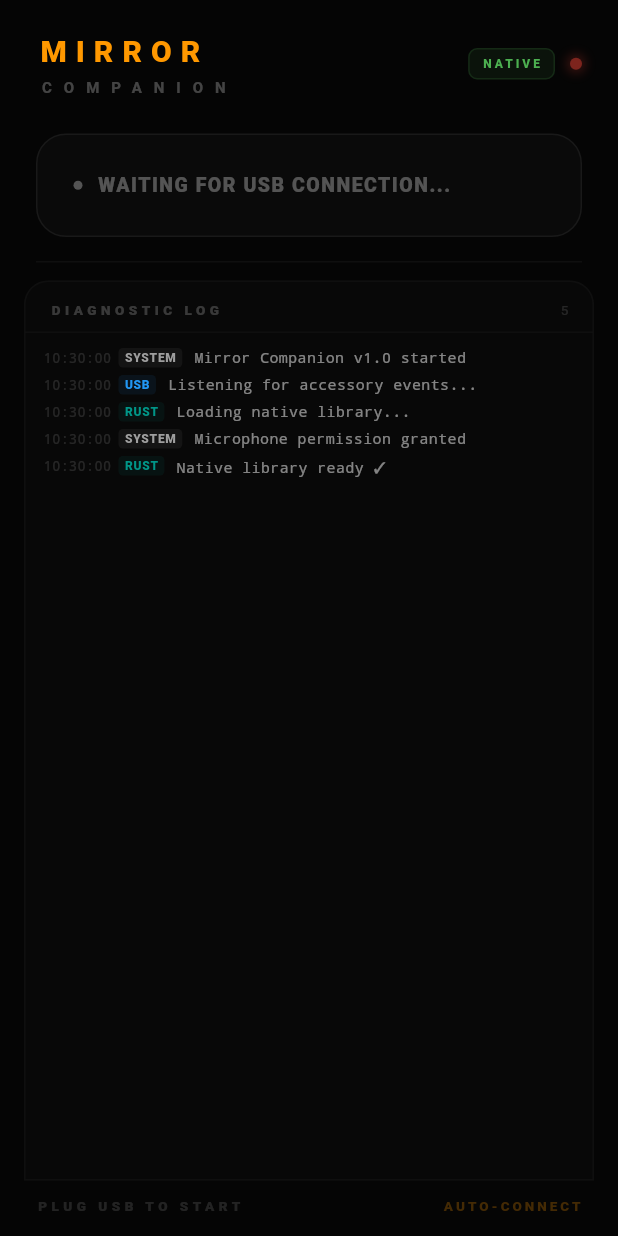
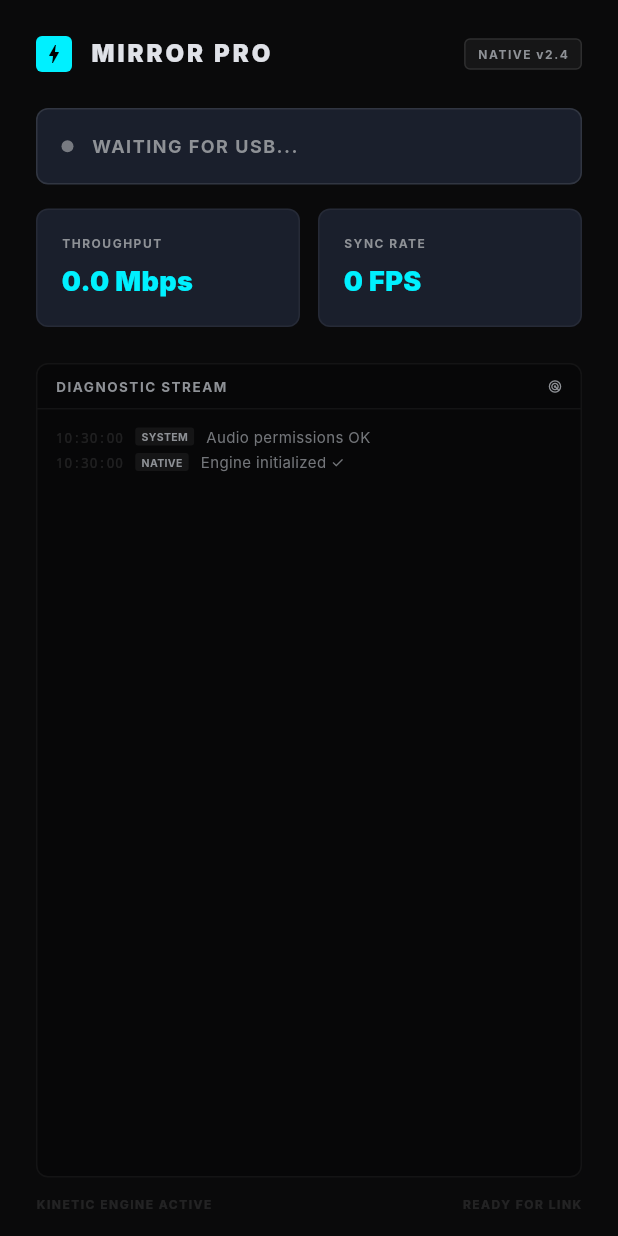
Before and after one commit to balaji-premkumar/screenmirror, a Flutter app: the screen it shows after launch, on a phone screen of 412 x 824 dp. Run offline on Flutter 3.47's test engine with Material 3 defaults, Android fonts, the phone set to English and light mode, and no system bars; our stand-ins replace permission_handler; missing offline and left inert: dart:ffi, flutter_rust_bridge; Roboto replaces fonts that are missing (Inter).

```diff
--- a/mobileApp/lib/main.dart
+++ b/mobileApp/lib/main.dart
@@ -6,13 +6,20 @@ import 'dart:convert';
 import 'src/rust/frb_generated.dart';
 import 'src/rust/api.dart' as rust_api;
 
+// Design Tokens (Kinetic Precision)
+const kPrimaryCyan = Color(0xFF00F0FF);
+const kBgVoid = Color(0xFF0A0A0B);
+const kSurfaceSlate = Color(0xFF1A1F2C);
+const kTextOffWhite = Color(0xFFE0E2E8);
+const kTextMuted = Color(0xFF8E9196);
+
 void main() {
   WidgetsFlutterBinding.ensureInitialized();
   SystemChrome.setPreferredOrientations([DeviceOrientation.portraitUp]);
   SystemChrome.setSystemUIOverlayStyle(const SystemUiOverlayStyle(
     statusBarColor: Colors.transparent,
     statusBarIconBrightness: Brightness.light,
-    systemNavigationBarColor: Color(0xFF050505),
+    systemNavigationBarColor: kBgVoid,
   ));
   runApp(const MirrorCompanionApp());
 }
@@ -27,8 +34,9 @@ class MirrorCompanionApp extends StatelessWidget {
       debugShowCheckedModeBanner: false,
       theme: ThemeData(
         brightness: Brightness.dark,
-        scaffoldBackgroundColor: const Color(0xFF050505),
+        scaffoldBackgroundColor: kBgVoid,
         useMaterial3: true,
+        fontFamily: 'Inter',
       ),
       home: const CompanionDashboard(),
     );
@@ -46,7 +54,7 @@ class _CompanionDashboardState extends State<CompanionDashboard>
     with TickerProviderStateMixin {
   // ── State ──
   String _connState = 'idle'; // idle | connecting | streaming | error
-  String _statusMsg = 'Waiting for USB connection...';
+  String _statusMsg = 'Waiting for USB...';
   bool _rustReady = false;
 
   // Metrics
@@ -66,7 +74,6 @@ class _CompanionDashboardState extends State<CompanionDashboard>
 
   // Animations
   late AnimationController _pulse;
-  late AnimationController _glow;
 
   // USB channel
   static const _ch = MethodChannel('com.mirror.stream/usb');
@@ -74,21 +81,18 @@ class _CompanionDashboardState extends State<CompanionDashboard>
   @override
   void initState() {
     super.initState();
-    _pulse = AnimationController(vsync: this, duration: const Duration(milliseconds: 1200))..repeat(reverse: true);
-    _glow = AnimationController(vsync: this, duration: const Duration(seconds: 3))..repeat(reverse: true);
-    _log('SYSTEM', 'Mirror Companion v1.0 started');
+    _pulse = AnimationController(vsync: this, duration: const Duration(milliseconds: 1500))..repeat(reverse: true);
     _requestPermissions();
     _setupUsb();
     _initRust();
   }
 
-  // Removed `_checkInitialAccessory()` implementation because it was duplicated in `_setupUsb()`
   Future<void> _requestPermissions() async {
     final status = await Permission.microphone.request();
     if (status.isGranted) {
-      _log('SYSTEM', 'Microphone permission granted');
+      _log('SYSTEM', 'Audio permissions OK');
     } else {
-      _log('WARN', 'Microphone permission denied — audio will not work');
+      _log('WARN', 'Audio denied');
     }
   }
 
@@ -98,7 +102,6 @@ class _CompanionDashboardState extends State<CompanionDashboard>
     _uptimeTimer?.cancel();
     _configPollTimer?.cancel();
     _pulse.dispose();
-    _glow.dispose();
     _logScroll.dispose();
     super.dispose();
   }
@@ -110,12 +113,11 @@ class _CompanionDashboardState extends State<CompanionDashboard>
     if (!mounted) return;
     setState(() {
       _logs.add(_Log(ts: ts, tag: tag, msg: msg));
-      if (_logs.length > 200) _logs.removeRange(0, _logs.length - 200);
+      if (_logs.length > 100) _logs.removeRange(0, _logs.length - 100);
     });
     WidgetsBinding.instance.addPostFrameCallback((_) {
       if (_logScroll.hasClients) {
-        _logScroll.animateTo(_logScroll.position.maxScrollExtent,
-            duration: const Duration(milliseconds: 100), curve: Curves.easeOut);
+        _logScroll.jumpTo(_logScroll.position.maxScrollExtent);
       }
     });
   }
@@ -125,41 +127,32 @@ class _CompanionDashboardState extends State<CompanionDashboard>
     _ch.setMethodCallHandler((call) async {
       if (call.method == 'onUsbAttached') {
         final int fd = call.arguments as int;
-        _log('USB', 'Accessory attached — FD=$fd');
+        _log('USB', 'Host attached (FD=$fd)');
         _onConnected(fd);
       } else if (call.method == 'onUsbDetached') {
-        _log('USB', 'Accessory detached');
+        _log('USB', 'Host detached');
         _onDisconnected();
       }
       return null;
     });
-    _log('USB', 'Listening for accessory events...');
 
-    // Attempt to recover pending accessory that fired before Dart compiled/was ready
     try {
       final int? fd = await _ch.invokeMethod<int>('getInitialAccessory');
       if (fd != null && fd >= 0) {
-        _log('USB', 'Recovered pending accessory — FD=$fd');
+        _log('USB', 'Recovered session');
         _onConnected(fd);
       }
-    } catch (e) {
-      _log('WARN', 'Could not query initial accessory: $e');
-    }
+    } catch (_) {}
   }
 
-  // ── Rust Init (non-blocking) ────────────────────────────────
   Future<void> _initRust() async {
-    _log('RUST', 'Loading native library...');
     try {
-      await RustLib.init().timeout(const Duration(seconds: 8), onTimeout: () {
-        throw TimeoutException('RustLib.init() exceeded 8s');
-      });
+      await RustLib.init().timeout(const Duration(seconds: 5));
       if (!mounted) return;
       setState(() => _rustReady = true);
-      _log('RUST', 'Native library ready ✓');
+      _log('NATIVE', 'Engine initialized ✓');
     } catch (e) {
-      _log('WARN', 'Rust unavailable: $e');
-      _log('SYSTEM', 'Running in JNI-only mode — streaming still works');
+      _log('NATIVE', 'Running legacy mode');
     }
   }
 
@@ -167,56 +160,41 @@ class _CompanionDashboardState extends State<CompanionDashboard>
   void _onConnected(int fd) {
     setState(() {
       _connState = 'connecting';
-      _statusMsg = 'Establishing pipeline...';
+      _statusMsg = 'Linking...';
     });
-
-    _log('PIPE', 'Initializing video encoder...');
 
     if (_rustReady) {
       _startRustPipeline(fd);
     } else {
-      // JNI path: MirrorForegroundService pushes directly
-      _log('PIPE', 'Using JNI pipeline (Rust unavailable)');
       _setStreaming();
     }
 
     _configPollTimer?.cancel();
     _configPollTimer = Timer.periodic(const Duration(milliseconds: 500), (_) async {
       try {
-        // 1. Poll for commands from the desktop
         final configStr = rust_api.pollConfig();
         if (configStr != null && configStr.isNotEmpty) {
-          _log('CONFIG', 'Received config from desktop: $configStr');
           final config = jsonDecode(configStr);
           if (config["command"] == "start") {
              _requestMediaProjection(config);
           } else if (config["command"] == "stop") {
-             _log('CONTROL', 'Desktop requested stop');
              await _ch.invokeMethod('stopService');
              setState(() {
-                _connState = 'connected'; // Stay in connected state, just stop streaming
-                _statusMsg = 'Ready for capture';
-                _throughput = 0;
-                _fps = 0;
-                _latencyMs = 0;
+                _connState = 'connected';
+                _statusMsg = 'Ready';
              });
-             _log('SYSTEM', 'Streaming stopped — waiting for next command');
              return;
           }
         }
 
-        // 2. Poll the Rust USB connection state to detect disconnection
         final rustState = rust_api.getConnectionState();
         if (_connState == 'streaming' || _connState == 'connecting' || _connState == 'connected') {
           if (rustState == 'idle' || rustState.startsWith('error:')) {
-            _log('USB', 'Connection lost (Rust state: $rustState)');
             try { await _ch.invokeMethod('stopService'); } catch (_) {}
             _onDisconnected();
           }
         }
-      } catch (e) {
-        // parsing error or FFI not ready
-      }
+      } catch (_) {}
     });
   }
 
@@ -226,49 +204,33 @@ class _CompanionDashboardState extends State<CompanionDashboard>
     _configPollTimer?.cancel();
     setState(() {
       _connState = 'idle';
-      _statusMsg = 'Waiting for USB connection...';
+      _statusMsg = 'Disconnected';
       _uptime = Duration.zero;
       _throughput = 0;
       _fps = 0;
-      _latencyMs = 0;
     });
-    _log('SYSTEM', 'Pipeline stopped — ready for reconnection');
   }
 
   Future<void> _startRustPipeline(int fd) async {
     try {
-      _log('PIPE', 'Starting Rust USB streaming on FD=$fd');
-      final result = await rust_api.startUsbStreaming(fd: fd);
-      _log('SUCCESS', result);
+      await rust_api.startUsbStreaming(fd: fd);
       _setStreaming();
     } catch (e) {
-      _log('ERROR', 'Rust pipeline failed: $e');
-      _log('PIPE', 'Falling back to JNI mode');
       _setStreaming();
     }
   }
 
-  /// Request screen capture permission from the system.
-  /// On approval, MainActivity starts MirrorForegroundService which
-  /// configures MediaCodec (H.265 encoder) and begins pushing encoded
-  /// frames through the JNI bridge → Rust Muxer → USB write loop.
   Future<void> _requestMediaProjection(Map<dynamic, dynamic>? config) async {
     try {
-      _log('CAPTURE', 'Requesting screen capture permission...');
-      if (config != null) {
-         await _ch.invokeMethod('setConfig', config);
-      }
+      if (config != null) await _ch.invokeMethod('setConfig', config);
       await _ch.invokeMethod('requestMediaProjection');
-      _log('SUCCESS', 'MediaProjection request sent to system');
-    } catch (e) {
-      _log('ERROR', 'MediaProjection request failed: $e');
-    }
+    } catch (_) {}
   }
 
   void _setStreaming() {
     setState(() {
       _connState = 'streaming';
-      _statusMsg = 'Streaming to PC';
+      _statusMsg = 'Live Feed';
     });
     _uptimeTimer?.cancel();
     _uptime = Duration.zero;
@@ -276,7 +238,6 @@ class _CompanionDashboardState extends State<CompanionDashboard>
       if (mounted) setState(() => _uptime += const Duration(seconds: 1));
     });
     _startMetrics();
-    _log('SUCCESS', 'Video + audio flowing to desktop ✓');
   }
 
   void _startMetrics() {
@@ -290,7 +251,6 @@ class _CompanionDashboardState extends State<CompanionDashboard>
         if (mounted) {
           setState(() {
             _throughput = (m['throughput_mbps'] ?? 0).toDouble();
-            _latencyMs = (m['encoding_latency_ms'] ?? 0).toInt();
             _fps = (m['fps_actual'] ?? 0).toDouble();
           });
         }
@@ -298,224 +258,188 @@ class _CompanionDashboardState extends State<CompanionDashboard>
     });
   }
 
-  // ── UI ──────────────────────────────────────────────────────
+  // ── UI Implementation (Stitch Design) ───────────────────────
   @override
   Widget build(BuildContext context) {
-    final streaming = _connState == 'streaming';
-    final connecting = _connState == 'connecting';
-    final error = _connState == 'error';
-
     return Scaffold(
       body: SafeArea(
         child: Column(
           children: [
-            _header(streaming),
-            _statusCard(streaming, connecting, error),
-            if (streaming) _metrics(),
-            Padding(
-              padding: const EdgeInsets.symmetric(horizontal: 24),
-              child: Divider(color: Colors.white.withValues(alpha: 0.04), height: 1),
-            ),
+            _header(),
+            _liveIndicator(),
+            _metricsGrid(),
+            const SizedBox(height: 12),
             Expanded(child: _logPanel()),
-            _footer(streaming),
+            _footer(),
           ],
         ),
       ),
     );
   }
 
-  // ── Header ──────────────────────────────────────────────────
-  Widget _header(bool streaming) {
+  Widget _header() {
     return Padding(
-      padding: const EdgeInsets.fromLTRB(24, 20, 24, 0),
+      padding: const EdgeInsets.all(24),
       child: Row(
         mainAxisAlignment: MainAxisAlignment.spaceBetween,
         children: [
-          Column(crossAxisAlignment: CrossAxisAlignment.start, children: [
-            const Text('MIRROR',
-              style: TextStyle(color: Colors.orange, fontSize: 20, fontWeight: FontWeight.w900, letterSpacing: 6)),
-            const SizedBox(height: 2),
-            Text('COMPANION',
-              style: TextStyle(color: Colors.white.withValues(alpha: 0.25), fontSize: 10, fontWeight: FontWeight.w700, letterSpacing: 8)),
-          ]),
-          Row(children: [
-            // Rust / JNI badge
+          Row(
+            children: [
+              Container(
+                width: 24, height: 24,
+                decoration: BoxDecoration(color: kPrimaryCyan, borderRadius: BorderRadius.circular(4)),
+                child: const Center(child: Icon(Icons.bolt, size: 16, color: Colors.black)),
+              ),
+              const SizedBox(width: 12),
+              const Text('MIRROR PRO', style: TextStyle(fontSize: 16, fontWeight: FontWeight.w900, letterSpacing: 2, color: kTextOffWhite)),
+            ],
+          ),
           Container(
             padding: const EdgeInsets.symmetric(horizontal: 8, vertical: 4),
             decoration: BoxDecoration(
-                color: (_rustReady ? Colors.green : Colors.yellow).withValues(alpha: 0.08),
-                borderRadius: BorderRadius.circular(6),
-                border: Border.all(color: (_rustReady ? Colors.green : Colors.yellow).withValues(alpha: 0.15)),
+              color: Colors.white.withOpacity(0.05),
+              borderRadius: BorderRadius.circular(4),
+              border: Border.all(color: Colors.white.withOpacity(0.1)),
             ),
-              child: Text(_rustReady ? 'NATIVE' : 'JNI',
-                style: TextStyle(color: _rustReady ? Colors.green : Colors.yellow, fontSize: 8, fontWeight: FontWeight.w900, letterSpacing: 2)),
+            child: Text(_rustReady ? 'NATIVE v2.4' : 'LEGACY', style: const TextStyle(color: kTextMuted, fontSize: 8, fontWeight: FontWeight.bold, letterSpacing: 1)),
           ),
-            const SizedBox(width: 10),
-            FadeTransition(
-              opacity: _pulse,
-              child: Container(width: 8, height: 8, decoration: BoxDecoration(
-                shape: BoxShape.circle,
-                color: streaming ? Colors.green : Colors.red,
-                boxShadow: [BoxShadow(color: (streaming ? Colors.green : Colors.red).withValues(alpha: 0.5), blurRadius: 6, spreadRadius: 2)],
-              )),
-            ),
-          ]),
         ],
       ),
     );
   }
 
-  // ── Status Card ─────────────────────────────────────────────
-  Widget _statusCard(bool streaming, bool connecting, bool error) {
-    Color c = Colors.white.withValues(alpha: 0.3);
-    if (streaming) c = Colors.green;
-    if (connecting) c = Colors.orange;
-    if (error) c = Colors.red;
-
-    return AnimatedBuilder(
-      animation: _glow,
-      builder: (ctx, _) {
-        final g = streaming ? 0.02 + _glow.value * 0.04 : 0.0;
+  Widget _liveIndicator() {
+    final streaming = _connState == 'streaming';
     return Container(
-          margin: const EdgeInsets.fromLTRB(24, 24, 24, 16),
-          padding: const EdgeInsets.all(24),
+      margin: const EdgeInsets.symmetric(horizontal: 24),
+      padding: const EdgeInsets.all(16),
       decoration: BoxDecoration(
-            color: Color.lerp(const Color(0xFF0a0a0a), c, g),
-            borderRadius: BorderRadius.circular(20),
-            border: Border.all(color: c.withValues(alpha: streaming ? 0.15 : 0.06)),
+        color: kSurfaceSlate,
+        borderRadius: BorderRadius.circular(8),
+        border: Border.all(color: streaming ? kPrimaryCyan.withOpacity(0.3) : Colors.white10),
       ),
-          child: Column(crossAxisAlignment: CrossAxisAlignment.start, children: [
-            Row(children: [
-              Container(width: 6, height: 6, decoration: BoxDecoration(shape: BoxShape.circle, color: c)),
-              const SizedBox(width: 10),
-              Expanded(child: Text(_statusMsg.toUpperCase(),
-                style: TextStyle(color: c, fontSize: 13, fontWeight: FontWeight.w900, letterSpacing: 1))),
-            ]),
-            if (streaming) ...[
-              const SizedBox(height: 12),
-              Text(_fmtUptime(_uptime),
-                style: TextStyle(color: Colors.white.withValues(alpha: 0.18), fontSize: 11, fontWeight: FontWeight.w600, letterSpacing: 3)),
+      child: Row(
+        children: [
+          FadeTransition(
+            opacity: _pulse,
+            child: Container(width: 8, height: 8, decoration: BoxDecoration(shape: BoxShape.circle, color: streaming ? kPrimaryCyan : kTextMuted)),
+          ),
+          const SizedBox(width: 12),
+          Text(_statusMsg.toUpperCase(), style: TextStyle(fontSize: 12, fontWeight: FontWeight.bold, color: streaming ? kPrimaryCyan : kTextMuted, letterSpacing: 1)),
+          const Spacer(),
+          if (streaming) Text(_fmtUptime(_uptime), style: const TextStyle(fontSize: 11, color: kTextMuted, fontFamily: 'monospace')),
         ],
-            if (connecting) ...[
-              const SizedBox(height: 16),
-              const LinearProgressIndicator(color: Colors.orange, backgroundColor: Colors.transparent),
-            ],
-          ]),
-        );
-      },
-    );
-  }
-
-  // ── Metrics Row ─────────────────────────────────────────────
-  Widget _metrics() {
-    return Padding(
-      padding: const EdgeInsets.fromLTRB(24, 0, 24, 16),
-      child: Row(children: [
-        _chip('THROUGHPUT', '${_throughput.toStringAsFixed(1)} Mbps', Colors.blue),
-        const SizedBox(width: 8),
-        _chip('LATENCY', '${_latencyMs}ms', Colors.green),
-        const SizedBox(width: 8),
-        _chip('FPS', _fps.toStringAsFixed(0), Colors.orange),
-      ]),
-    );
-  }
-
-  Widget _chip(String label, String value, Color c) {
-    return Expanded(
-      child: Container(
-        padding: const EdgeInsets.symmetric(horizontal: 12, vertical: 10),
-        decoration: BoxDecoration(
-          color: c.withValues(alpha: 0.05),
-          borderRadius: BorderRadius.circular(12),
-          border: Border.all(color: c.withValues(alpha: 0.08)),
-        ),
-        child: Column(crossAxisAlignment: CrossAxisAlignment.start, children: [
-          Text(label, style: TextStyle(color: c.withValues(alpha: 0.45), fontSize: 7, fontWeight: FontWeight.w900, letterSpacing: 1.5)),
-          const SizedBox(height: 4),
-          Text(value, style: TextStyle(color: c, fontSize: 14, fontWeight: FontWeight.w900)),
-        ]),
       ),
     );
   }
 
-  // ── Log Panel ───────────────────────────────────────────────
+  Widget _metricsGrid() {
+    return Padding(
+      padding: const EdgeInsets.fromLTRB(24, 16, 24, 0),
+      child: Row(
+        children: [
+          _metricCard('THROUGHPUT', '${_throughput.toStringAsFixed(1)} Mbps'),
+          const SizedBox(width: 12),
+          _metricCard('SYNC RATE', '${_fps.toStringAsFixed(0)} FPS'),
+        ],
+      ),
+    );
+  }
+
+  Widget _metricCard(String label, String value) {
+    return Expanded(
+      child: Container(
+        padding: const EdgeInsets.all(16),
+        decoration: BoxDecoration(
+          color: kSurfaceSlate,
+          borderRadius: BorderRadius.circular(8),
+          border: Border.all(color: Colors.white.withOpacity(0.05)),
+        ),
+        child: Column(
+          crossAxisAlignment: CrossAxisAlignment.start,
+          children: [
+            Text(label, style: const TextStyle(color: kTextMuted, fontSize: 8, fontWeight: FontWeight.bold, letterSpacing: 1)),
+            const SizedBox(height: 8),
+            Text(value, style: const TextStyle(color: kPrimaryCyan, fontSize: 18, fontWeight: FontWeight.w900)),
+          ],
+        ),
+      ),
+    );
+  }
+
   Widget _logPanel() {
     return Container(
-      margin: const EdgeInsets.fromLTRB(16, 12, 16, 0),
+      margin: const EdgeInsets.symmetric(horizontal: 24, vertical: 12),
       decoration: BoxDecoration(
-        color: const Color(0xFF080808),
-        borderRadius: const BorderRadius.vertical(top: Radius.circular(16)),
-        border: Border.all(color: Colors.white.withValues(alpha: 0.03)),
+        color: Colors.black26,
+        borderRadius: BorderRadius.circular(8),
+        border: Border.all(color: Colors.white.withOpacity(0.05)),
       ),
-      child: Column(children: [
-        Padding(
-          padding: const EdgeInsets.fromLTRB(16, 12, 16, 8),
-          child: Row(mainAxisAlignment: MainAxisAlignment.spaceBetween, children: [
-            Text('DIAGNOSTIC LOG',
-              style: TextStyle(color: Colors.white.withValues(alpha: 0.2), fontSize: 9, fontWeight: FontWeight.w900, letterSpacing: 3)),
-            Text('${_logs.length}',
-              style: TextStyle(color: Colors.white.withValues(alpha: 0.12), fontSize: 9)),
-          ]),
+      child: Column(
+        children: [
+          Container(
+            padding: const EdgeInsets.symmetric(horizontal: 12, vertical: 8),
+            decoration: BoxDecoration(border: Border(bottom: BorderSide(color: Colors.white.withOpacity(0.05)))),
+            child: const Row(
+              children: [
+                Text('DIAGNOSTIC STREAM', style: TextStyle(color: kTextMuted, fontSize: 9, fontWeight: FontWeight.bold, letterSpacing: 1)),
+                Spacer(),
+                Icon(Icons.radar, size: 10, color: kTextMuted),
+              ],
             ),
-        Divider(height: 1, color: Colors.white.withValues(alpha: 0.03)),
+          ),
           Expanded(
             child: _logs.isEmpty
-            ? Center(child: Text('No log entries yet...',
-                style: TextStyle(color: Colors.white.withValues(alpha: 0.1), fontSize: 11)))
+              ? const Center(child: Text('AWAITING DATA...', style: TextStyle(color: Colors.white10, fontSize: 10, letterSpacing: 2)))
               : ListView.builder(
                   controller: _logScroll,
-                padding: const EdgeInsets.symmetric(horizontal: 12, vertical: 8),
+                  padding: const EdgeInsets.all(12),
                   itemCount: _logs.length,
                   itemBuilder: (_, i) {
                     final l = _logs[i];
                     return Padding(
-                    padding: const EdgeInsets.symmetric(vertical: 2),
-                    child: Row(crossAxisAlignment: CrossAxisAlignment.start, children: [
-                      SizedBox(width: 50, child: Text(l.ts,
-                        style: TextStyle(color: Colors.white.withValues(alpha: 0.12), fontSize: 9, fontFamily: 'monospace'))),
+                      padding: const EdgeInsets.only(bottom: 4),
+                      child: Row(
+                        crossAxisAlignment: CrossAxisAlignment.start,
+                        children: [
+                          Text(l.ts, style: TextStyle(color: Colors.white.withOpacity(0.1), fontSize: 9, fontFamily: 'monospace')),
+                          const SizedBox(width: 8),
                           Container(
                             padding: const EdgeInsets.symmetric(horizontal: 4, vertical: 1),
-                        margin: const EdgeInsets.only(right: 8),
-                        decoration: BoxDecoration(
-                          color: _tagClr(l.tag).withValues(alpha: 0.08),
-                          borderRadius: BorderRadius.circular(3),
+                            decoration: BoxDecoration(color: _tagClr(l.tag).withOpacity(0.1), borderRadius: BorderRadius.circular(2)),
+                            child: Text(l.tag, style: TextStyle(color: _tagClr(l.tag), fontSize: 7, fontWeight: FontWeight.bold)),
                           ),
-                        child: Text(l.tag,
-                          style: TextStyle(color: _tagClr(l.tag), fontSize: 8, fontWeight: FontWeight.w900, letterSpacing: 0.5)),
+                          const SizedBox(width: 8),
+                          Expanded(child: Text(l.msg, style: TextStyle(color: kTextMuted.withOpacity(0.8), fontSize: 10, height: 1.2))),
+                        ],
                       ),
-                      Expanded(child: Text(l.msg,
-                        style: TextStyle(color: Colors.white.withValues(alpha: 0.5), fontSize: 10, height: 1.4, fontFamily: 'monospace'))),
-                    ]),
                     );
                   },
                 ),
           ),
-      ]),
+        ],
+      ),
     );
   }
 
-  // ── Footer ──────────────────────────────────────────────────
-  Widget _footer(bool streaming) {
-    return Container(
-      padding: const EdgeInsets.fromLTRB(24, 10, 24, 14),
-      child: Row(mainAxisAlignment: MainAxisAlignment.spaceBetween, children: [
-        Text(streaming ? 'LINKED TO DESKTOP' : 'PLUG USB TO START',
-          style: TextStyle(color: Colors.white.withValues(alpha: 0.12), fontSize: 9, fontWeight: FontWeight.w800, letterSpacing: 3)),
-        Text('AUTO-CONNECT',
-          style: TextStyle(color: Colors.orange.withValues(alpha: 0.25), fontSize: 9, fontWeight: FontWeight.w800, letterSpacing: 2)),
-      ]),
+  Widget _footer() {
+    return Padding(
+      padding: const EdgeInsets.fromLTRB(24, 0, 24, 16),
+      child: Row(
+        mainAxisAlignment: MainAxisAlignment.spaceBetween,
+        children: [
+          const Text('KINETIC ENGINE ACTIVE', style: TextStyle(color: Colors.white10, fontSize: 8, fontWeight: FontWeight.bold, letterSpacing: 1)),
+          Text(_connState == 'streaming' ? 'ENCRYPTED LINK' : 'READY FOR LINK', style: const TextStyle(color: Colors.white10, fontSize: 8, fontWeight: FontWeight.bold, letterSpacing: 1)),
+        ],
+      ),
     );
   }
 
-  // ── Helpers ─────────────────────────────────────────────────
   Color _tagClr(String tag) => switch (tag) {
-    'ERROR' => Colors.red,
-    'WARN' => Colors.yellow,
-    'SUCCESS' => Colors.green,
-    'USB' => Colors.blue,
-    'PIPE' || 'CAPTURE' => Colors.purple,
-    'RUST' => Colors.teal,
-    _ => Colors.grey,
+    'ERROR' => Colors.redAccent,
+    'WARN' => Colors.amberAccent,
+    'SUCCESS' => kPrimaryCyan,
+    _ => kTextMuted,
   };
 
   String _fmtUptime(Duration d) =>
```
Also changed, not shown: 15 other files. Lines whose indentation alone changed are shown as unchanged.
